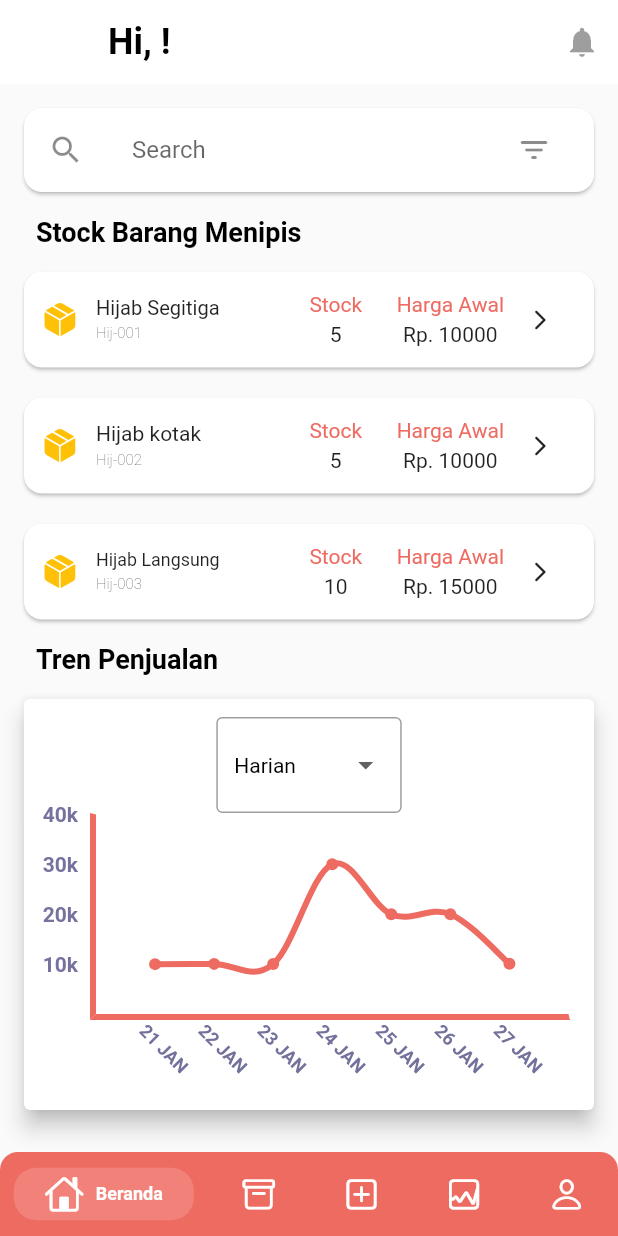
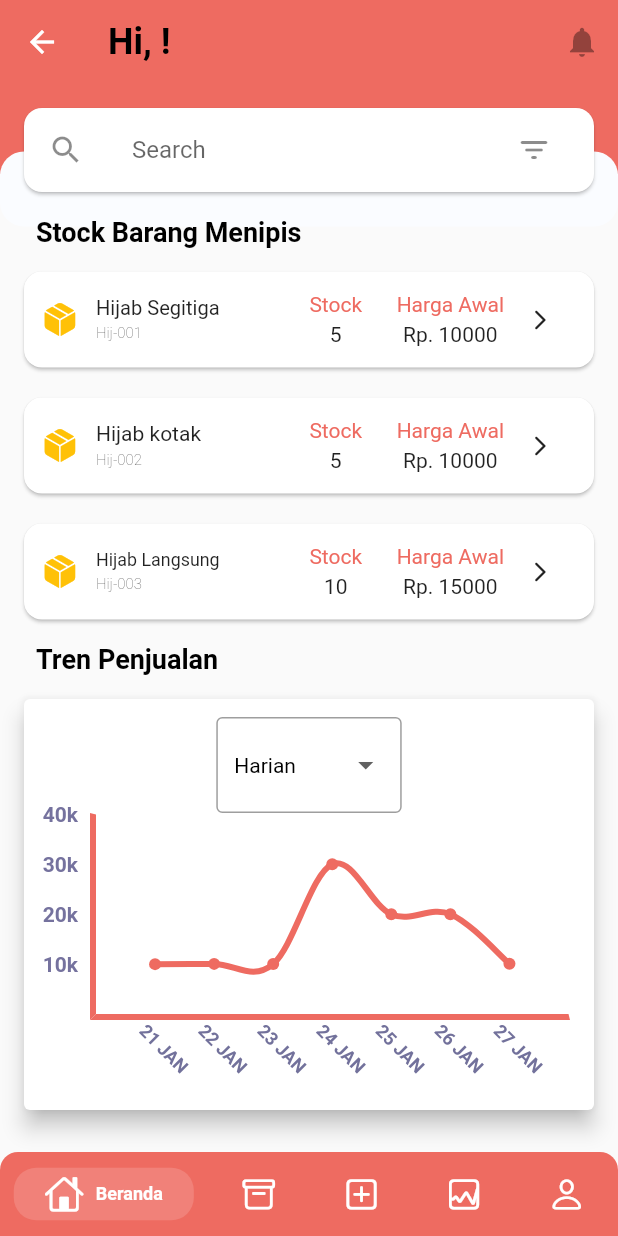
Before and after one commit to lamkhil/widuri, a Flutter app: the screen it shows after launch, after a tap on "Login", on a phone screen of 412 x 824 dp. Run offline on Flutter 3.47's test engine with Material 2 defaults, Android fonts, the phone set to English and light mode, and no system bars; drawn by our look-alikes of fl_chart, persistent_bottom_nav_bar; our stand-ins replace get, get_storage; Roboto replaces fonts that are missing (RobotoMono).

Commit message:
Update home.dart

```diff
--- a/lib/views/home.dart
+++ b/lib/views/home.dart
@@ -37,7 +37,7 @@
             style: TextStyle(
                 fontSize: 24, fontWeight: FontWeight.bold, color: Colors.black),
           ),
-          backgroundColor: Colors.white,
+          backgroundColor: primaryColor,
           elevation: 0,
           actions: [
             IconButton(onPressed: null, icon: Icon(Icons.notifications))
@@ -45,12 +45,30 @@
         ),
         body: LayoutBuilder(
             builder: (BuildContext context, BoxConstraints viewport) {
-              var h = MediaQuery.of(context).size.height;
           return SingleChildScrollView(
             child: ConstrainedBox(
-              constraints: BoxConstraints(minHeight: viewport.maxHeight,),
+              constraints: BoxConstraints(
+                minHeight: viewport.maxHeight,
+              ),
               child: IntrinsicHeight(
-                child: Padding(
+                child: Stack(
+                  children: [
+                    Container(
+                      width: w,
+                      height: 60,
+                      decoration: BoxDecoration(color: primaryColor),
+                    ),
+                    Positioned(
+                      top: 45,
+                      child: Container(
+                        width: w,
+                        height: 50,
+                        decoration: BoxDecoration(
+                            color: backgroundColor,
+                            borderRadius: BorderRadius.circular(16)),
+                      ),
+                    ),
+                    Padding(
                       padding: EdgeInsets.all(12.0),
                       child: Column(
                         mainAxisAlignment: MainAxisAlignment.start,
@@ -63,7 +81,8 @@
                               leading: new Icon(Icons.search),
                               title: new TextField(
                                 decoration: new InputDecoration(
-                                hintText: 'Search', border: InputBorder.none),
+                                    hintText: 'Search',
+                                    border: InputBorder.none),
                                 // onChanged: onSearchTextChanged,
                               ),
                               trailing: new IconButton(
@@ -147,7 +166,8 @@
                                         items: _list
                                             .map((String item) =>
                                                 DropdownMenuItem<String>(
-                                                child: Text(item), value: item))
+                                                    child: Text(item),
+                                                    value: item))
                                             .toList(),
                                       ),
                                     ),
@@ -175,6 +195,8 @@
                           )
                         ],
                       ),
+                    ),
+                  ],
                 ),
               ),
             ),
```
Lines whose indentation alone changed are shown as unchanged.
